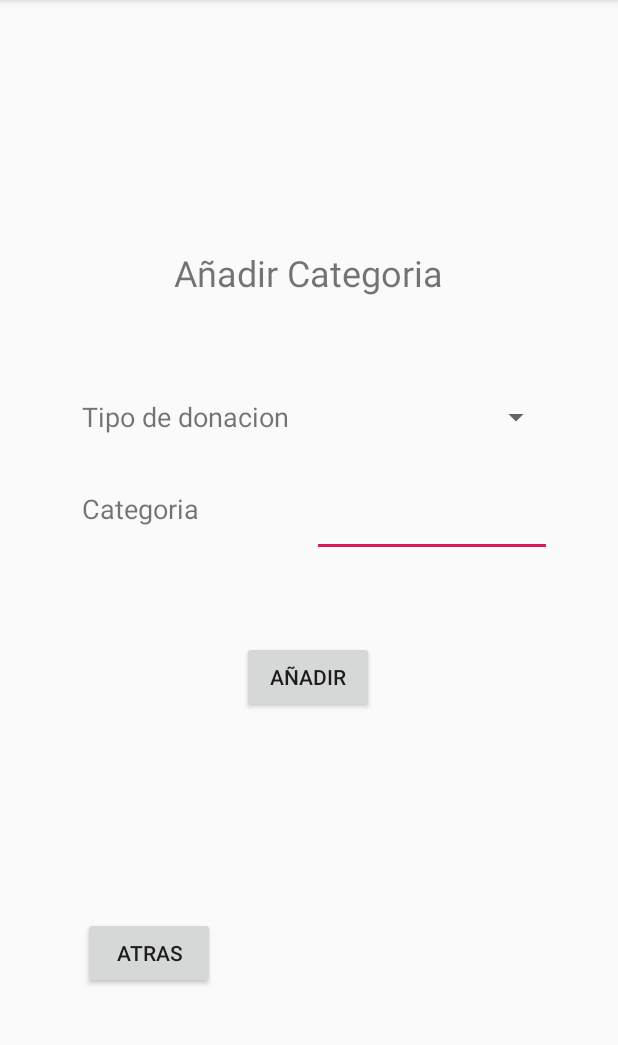
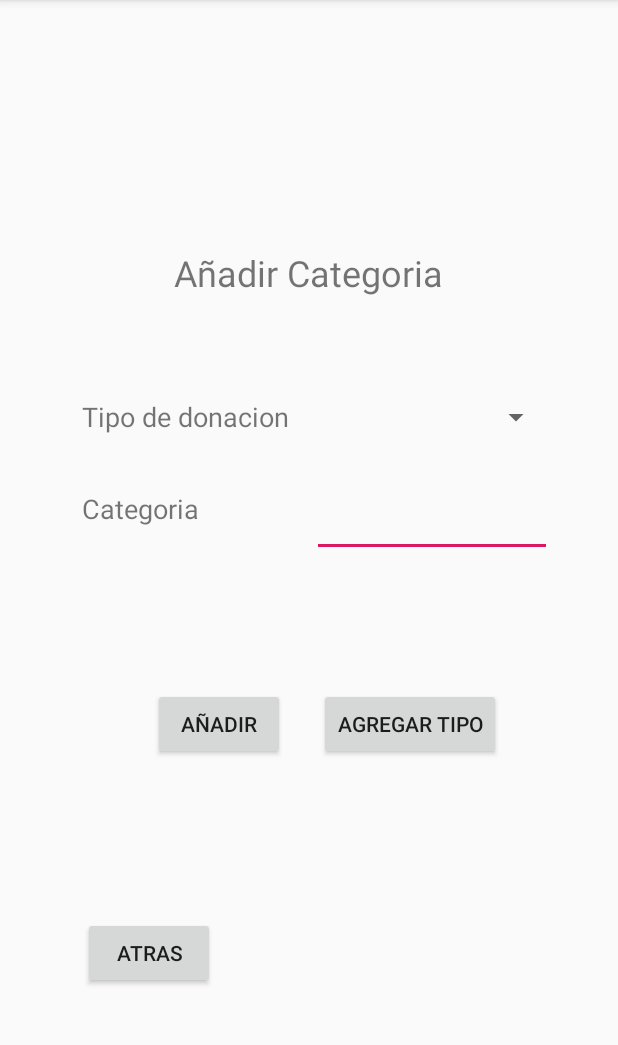
Before and after one commit to Marlon-Lindao-ZX/ProyectoArp2, an Android app: the RegistroCategorias screen opened directly, with no data from a screen before it, on a phone screen of 412 x 824 dp, the part 84-1129 px from its top. Run offline under Robolectric (Android 15) with nearby library versions, the phone set to English and light mode, and no system bars.

```diff
--- a/app/build.gradle
+++ b/app/build.gradle
@@ -3,6 +3,10 @@ apply plugin: 'com.android.application'
 android {
     compileSdkVersion 29
     buildToolsVersion "29.0.2"
+    compileOptions {
+        sourceCompatibility JavaVersion.VERSION_1_8
+        targetCompatibility JavaVersion.VERSION_1_8
+    }
     defaultConfig {
         applicationId "com.example.myfirstapp"
         minSdkVersion 19
--- a/app/src/main/AndroidManifest.xml
+++ b/app/src/main/AndroidManifest.xml
@@ -9,7 +9,8 @@
         android:roundIcon="@mipmap/ic_launcher_round"
         android:supportsRtl="true"
         android:theme="@style/AppTheme">
-        <activity android:name=".RetiroDanio"></activity>
+        <activity android:name=".RegistroTipoDonacion"></activity>
+        <activity android:name=".RetiroDanio" />
         <activity android:name=".RetiroComunidad" />
         <activity android:name=".RegistroUbicacion" />
         <activity android:name=".RegistroCategorias" />
--- a/app/src/main/java/com/example/clases/Listas.java
+++ b/app/src/main/java/com/example/clases/Listas.java
@@ -13,11 +13,11 @@ import java.io.FileOutputStream;
 import java.io.IOException;
 import java.io.ObjectInputStream;
 import java.io.ObjectOutputStream;
-import java.io.OutputStream;
+
 import java.util.ArrayList;
 import java.util.HashSet;
 import java.util.LinkedList;
-import java.util.List;
+
 
 public class Listas {
 
--- a/app/src/main/res/layout-v26/activity_registro_categorias.xml
+++ b/app/src/main/res/layout-v26/activity_registro_categorias.xml
@@ -105,10 +105,10 @@
         android:text="@string/a_adir"
         app:layout_constraintBottom_toBottomOf="parent"
         app:layout_constraintEnd_toEndOf="parent"
-        app:layout_constraintHorizontal_bias="0.498"
+        app:layout_constraintHorizontal_bias="0.315"
         app:layout_constraintStart_toStartOf="parent"
         app:layout_constraintTop_toTopOf="parent"
-        app:layout_constraintVertical_bias="0.596" />
+        app:layout_constraintVertical_bias="0.64" />
 
     <Button
         android:id="@+id/button17"
@@ -128,4 +128,21 @@
         app:layout_constraintStart_toStartOf="parent"
         app:layout_constraintTop_toTopOf="parent"
         app:layout_constraintVertical_bias="0.857" />
+
+    <Button
+        android:id="@+id/button24"
+        android:layout_width="wrap_content"
+        android:layout_height="wrap_content"
+        android:layout_marginStart="8dp"
+        android:layout_marginTop="8dp"
+        android:layout_marginEnd="8dp"
+        android:layout_marginBottom="8dp"
+        android:text="Agregar Tipo"
+        android:onClick="toType"
+        app:layout_constraintBottom_toBottomOf="parent"
+        app:layout_constraintEnd_toEndOf="parent"
+        app:layout_constraintHorizontal_bias="0.745"
+        app:layout_constraintStart_toStartOf="parent"
+        app:layout_constraintTop_toTopOf="parent"
+        app:layout_constraintVertical_bias="0.64" />
 </androidx.constraintlayout.widget.ConstraintLayout>
--- a/app/src/main/res/values/strings.xml
+++ b/app/src/main/res/values/strings.xml
@@ -39,4 +39,6 @@
     <string name="por_da_o">por daño</string>
     <string name="name3">Name</string>
     <string name="fecha_de_expiracion">Fecha de Expiracion</string>
+    <string name="agregar">Agregar</string>
+    <string name="name4">Name</string>
 </resources>
```
Also changed, not shown: app/src/main/java/com/example/myfirstapp/RegistroCategorias.java (+6 -1 lines), app/src/main/java/com/example/myfirstapp/RegistroTipoDonacion.java (added, +31 -0 lines), app/src/main/res/layout/activity_registro_tipo_donacion.xml (added, +70 -0 lines).
